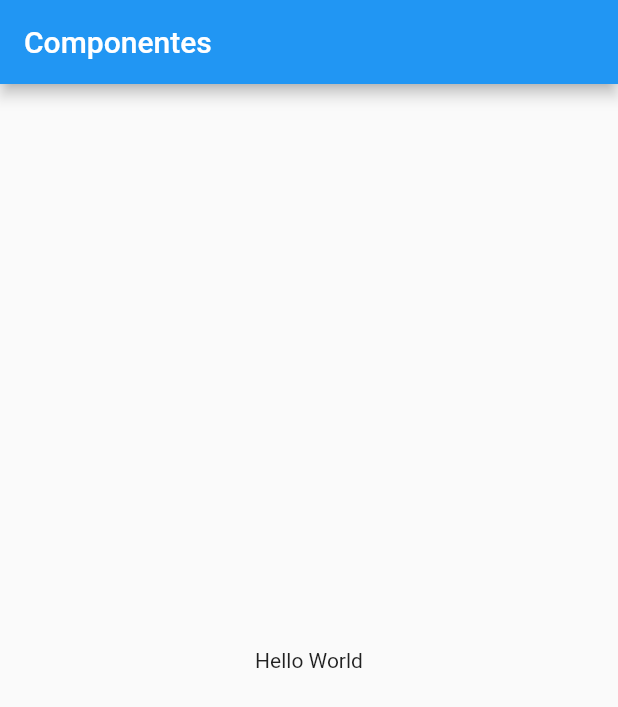
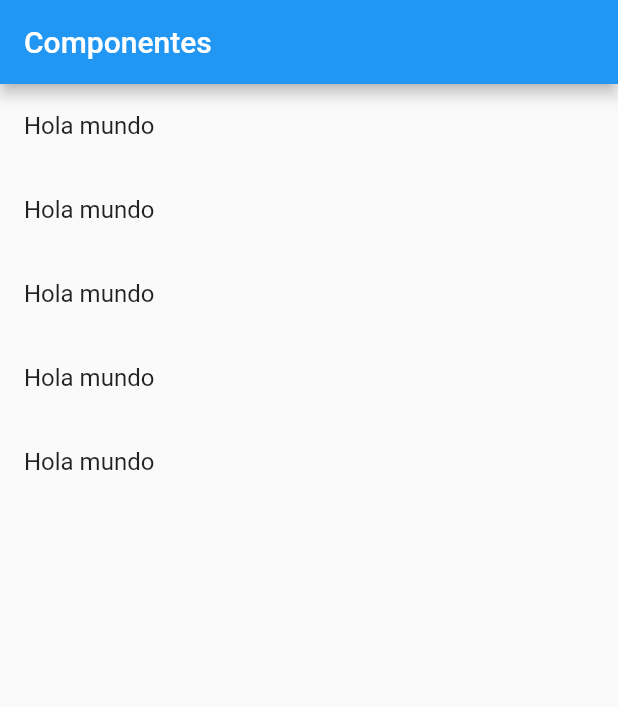
Before and after one commit to feguedi/componentes-flutter, a Flutter app: the screen it shows after launch, on a phone screen of 412 x 824 dp. Shown: the top 707 px of the screen. Run offline on Flutter 3.47's test engine with Material 2 defaults, Android fonts, the phone set to English and light mode, and no system bars.

Commit message:
ListView de elementos - Lectura de un archivo JSON

```diff
--- a/lib/main.dart
+++ b/lib/main.dart
@@ -1,4 +1,7 @@
 import 'package:flutter/material.dart';
+
+import 'package:componentes/src/pages/home_page.dart';
+import 'package:componentes/src/pages/home_temp.dart';
 
 void main() => runApp(MyApp());
 
@@ -7,16 +10,8 @@ class MyApp extends StatelessWidget {
   Widget build(BuildContext context) {
     return MaterialApp(
       title: 'Componentes App',
-      home: Scaffold(
-        appBar: AppBar(
-          title: Text('Componentes'),
-        ),
-        body: Center(
-          child: Container(
-            child: Text('Hello World'),
-          ),
-        ),
-      ),
+      debugShowCheckedModeBanner: false,
+      home: HomePage(),
     );
   }
 }
--- /dev/null
+++ b/lib/src/pages/home_page.dart
@@ -0,0 +1,41 @@
+import 'package:flutter/material.dart';
+
+import 'package:componentes/src/providers/menu_provider.dart';
+
+class HomePage extends StatelessWidget {
+  @override
+  Widget build(BuildContext context) {
+    return Scaffold(
+        appBar: AppBar(
+          title: Text('Componentes'),
+        ),
+        body: _lista());
+  }
+
+  Widget _lista() {
+    print(menuProvider.opciones);
+    return ListView(
+      children: _listaItems(),
+    );
+  }
+
+  List<Widget> _listaItems() {
+    return [
+      ListTile(
+        title: Text('Hola mundo'),
+      ),
+      ListTile(
+        title: Text('Hola mundo'),
+      ),
+      ListTile(
+        title: Text('Hola mundo'),
+      ),
+      ListTile(
+        title: Text('Hola mundo'),
+      ),
+      ListTile(
+        title: Text('Hola mundo'),
+      ),
+    ];
+  }
+}
```
Also changed, not shown: data/menu_opts.json (added, +20 -0 lines), lib/src/pages/home_temp.dart (added, +56 -0 lines), lib/src/providers/menu_provider.dart (added, +17 -0 lines), pubspec.yaml (+4 -5 lines), 9 other files.
